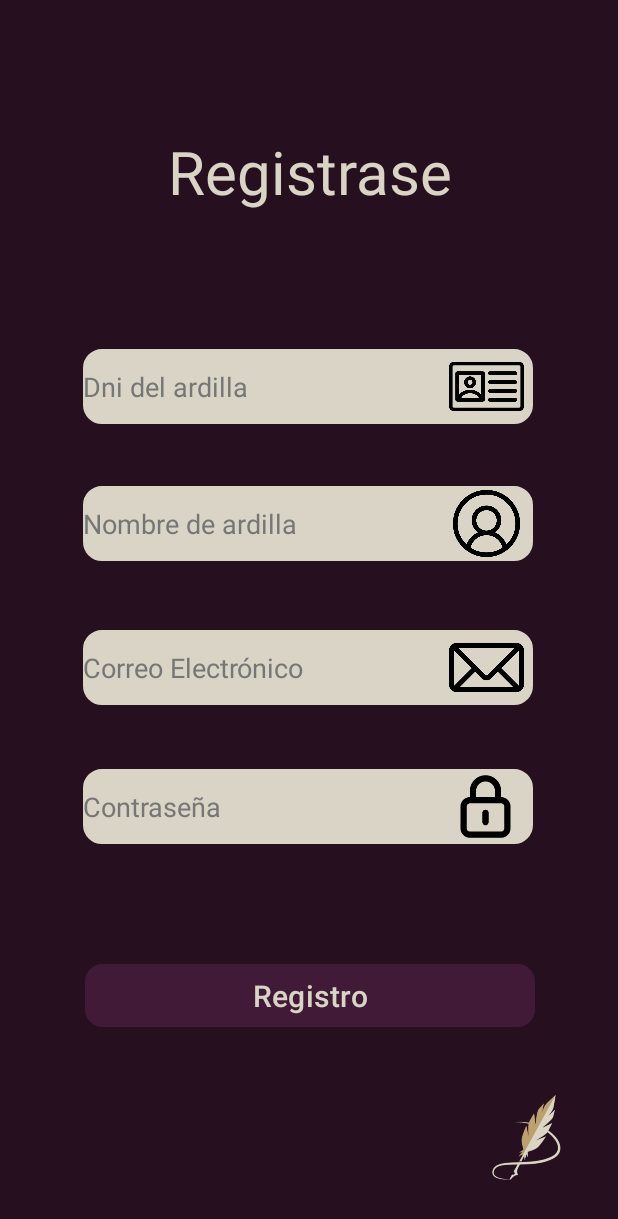
After one commit to joselurg20/ShocketPSP, an Android app: the Register screen opened directly, with no data from a screen before it, on a phone screen of 412 x 824 dp. The commit adds this screen. Shown: the top 1219 px of the screen. Run offline under Robolectric (Android 15) with nearby library versions, the phone set to English and light mode, and no system bars.

Commit message:
Últimos cambios

```diff
--- a/app/build.gradle.kts
+++ b/app/build.gradle.kts
@@ -32,10 +32,14 @@ android {
 }
 
 dependencies {
-
     implementation("androidx.appcompat:appcompat:1.6.1")
     implementation("com.google.android.material:material:1.11.0")
     implementation("androidx.constraintlayout:constraintlayout:2.1.4")
+
+    implementation ("com.squareup.retrofit2:retrofit:2.9.0")
+    implementation ("com.squareup.retrofit2:converter-gson:2.9.0")
+
+
     testImplementation("junit:junit:4.13.2")
     androidTestImplementation("androidx.test.ext:junit:1.1.5")
     androidTestImplementation("androidx.test.espresso:espresso-core:3.5.1")
--- a/app/src/main/java/com/example/socketpsp/MainActivity.java
+++ b/app/src/main/java/com/example/socketpsp/MainActivity.java
@@ -25,7 +25,7 @@ public class MainActivity extends AppCompatActivity {
         btnRegister.setOnClickListener(new View.OnClickListener() {
             @Override
             public void onClick(View v) {
-                Intent intent = new Intent(MainActivity.this, Registrer.class);
+                Intent intent = new Intent(MainActivity.this, Register.class);
                 startActivity(intent);
             }
         });
--- /dev/null
+++ b/app/src/main/java/com/example/socketpsp/Register.java
@@ -0,0 +1,84 @@
+package com.example.socketpsp;
+
+import android.content.Context;
+import android.net.ConnectivityManager;
+import android.net.NetworkInfo;
+import android.os.Bundle;
+import android.widget.Button;
+import android.widget.EditText;
+import android.widget.Toast;
+import androidx.appcompat.app.AppCompatActivity;
+
+import com.example.socketpsp.R;
+import com.example.socketpsp.model.Ardilla;
+import com.example.socketpsp.service.ApiService;
+import com.example.socketpsp.service.RetrofitClient;
+
+import retrofit2.Call;
+import retrofit2.Callback;
+import retrofit2.Response;
+
+public class Register extends AppCompatActivity {
+
+    private EditText txtNombre, txtDni, txtCorreo, txtPassword;
+    private Button btnRegister;
+    private ApiService apiService;
+
+    @Override
+    protected void onCreate(Bundle savedInstanceState) {
+        super.onCreate(savedInstanceState);
+        setContentView(R.layout.activity_registrer);
+
+        // Inicializar los EditText y el Button
+        txtNombre = findViewById(R.id.txt_nombre);
+        txtDni = findViewById(R.id.txt_dni);
+        txtCorreo = findViewById(R.id.txt_correo);
+        txtPassword = findViewById(R.id.txt_password);
+        btnRegister = findViewById(R.id.btn_register);
+
+        // Inicializar ApiService utilizando Retrofit
+        apiService = RetrofitClient.getRetrofitInstance().create(ApiService.class);
+
+        // Configurar el evento click del botón de registro
+        btnRegister.setOnClickListener(v -> registrarArdilla());
+    }
+
+
+    // Luego, puedes llamar a esta función en tu método registrarArdilla()
+    private void registrarArdilla() {
+        // Obtener los datos de los EditText
+        String nombre = txtNombre.getText().toString();
+        String dni = txtDni.getText().toString();
+        String correo = txtCorreo.getText().toString();
+        String password = txtPassword.getText().toString();
+
+
+        int puntos = 0;
+        int id = 0;
+
+
+        Ardilla ardilla = new Ardilla(id, nombre, dni, correo, password, puntos);
+
+        // Llamar al método createOrUpdateArdilla de ApiService para crear la ardilla
+        Call<Ardilla> call = apiService.createOrUpdateArdilla(ardilla);
+        call.enqueue(new Callback<Ardilla>() {
+            @Override
+            public void onResponse(Call<Ardilla> call, Response<Ardilla> response) {
+                if (response.isSuccessful()) {
+                    // La ardilla se creó correctamente
+                    Toast.makeText(Register.this, "Ardilla creada correctamente", Toast.LENGTH_SHORT).show();
+                } else {
+                    // Hubo un error al crear la ardilla
+                    Toast.makeText(Register.this, "Error al crear la ardilla", Toast.LENGTH_SHORT).show();
+                }
+            }
+
+            @Override
+            public void onFailure(Call<Ardilla> call, Throwable t) {
+                // Manejar el error de la solicitud
+                Toast.makeText(Register.this, "Error de conexión", Toast.LENGTH_SHORT).show();
+            }
+        });
+    }
+
+}
--- /dev/null
+++ b/app/src/main/java/com/example/socketpsp/service/ApiService.java
@@ -0,0 +1,36 @@
+package com.example.socketpsp.service;
+
+import com.example.socketpsp.model.Ardilla;
+import com.example.socketpsp.model.Poema;
+
+import java.util.List;
+
+import retrofit2.Call;
+import retrofit2.http.*;
+
+public interface ApiService {
+    @GET("/ardilla")
+    Call<List<Ardilla>> getArdillas();
+
+    @GET("/ardilla/{id}")
+    Call<Ardilla> getArdillaById(@Path("id") int id);
+
+    @POST("/ardilla")
+    Call<Ardilla> createOrUpdateArdilla(@Body Ardilla ardilla);
+
+    @DELETE("/ardilla/{id}")
+    Call<Void> deleteArdilla(@Path("id") int id);
+
+
+    @GET("/poema")
+    Call<List<Poema>> getAllPoemas();
+
+    @GET("/poema/{id}")
+    Call<Poema> getPoemaById(@Path("id") int id);
+
+    @POST("/poema")
+    Call<Poema> createOrUpdatePoema(@Body Poema poema);
+
+    @DELETE("/poema/{id}")
+    Call<Void> deletePoema(@Path("id") int id);
+}
--- /dev/null
+++ b/app/src/main/java/com/example/socketpsp/service/RetrofitClient.java
@@ -0,0 +1,19 @@
+package com.example.socketpsp.service;
+
+import retrofit2.Retrofit;
+import retrofit2.converter.gson.GsonConverterFactory;
+
+public class RetrofitClient {
+    private static Retrofit retrofit;
+    private static final String BASE_URL = "http://localhost:8080";
+
+    public static Retrofit getRetrofitInstance() {
+        if (retrofit == null) {
+            retrofit = new Retrofit.Builder()
+                    .baseUrl(BASE_URL)
+                    .addConverterFactory(GsonConverterFactory.create())
+                    .build();
+        }
+        return retrofit;
+    }
+}
```
Also changed, not shown: app/src/main/AndroidManifest.xml (+6 -1 lines), app/src/main/java/com/example/socketpsp/Registrer.java (deleted, +0 -14 lines), app/src/main/java/com/example/socketpsp/model/Ardilla.java (+8 -23 lines).
